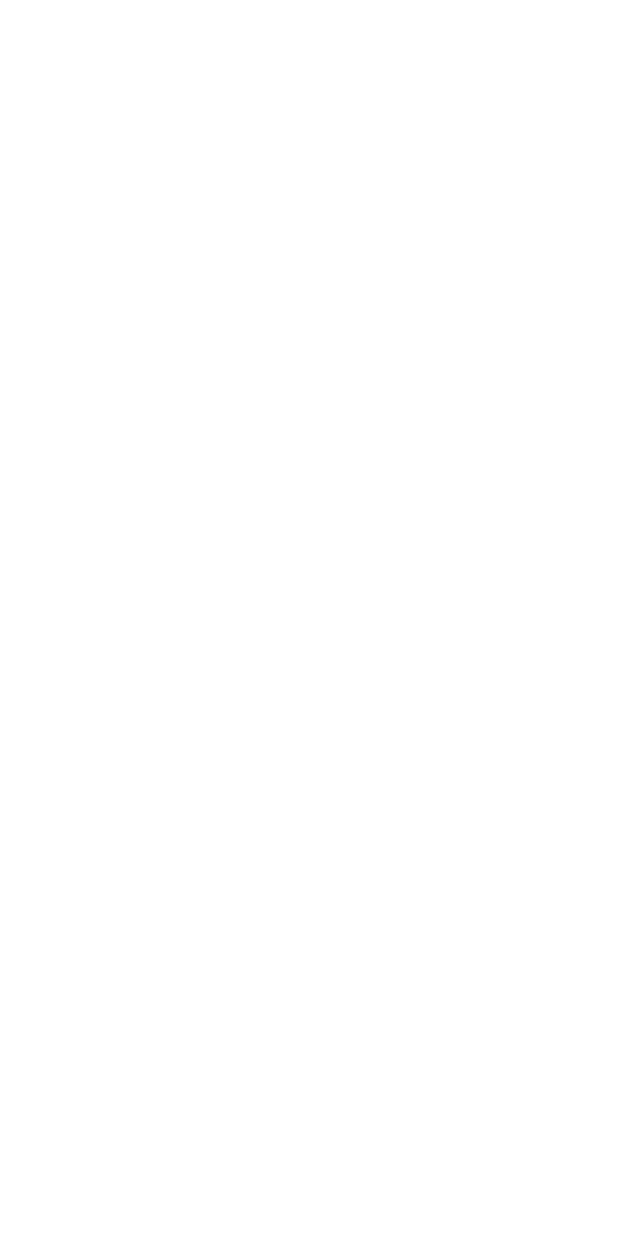
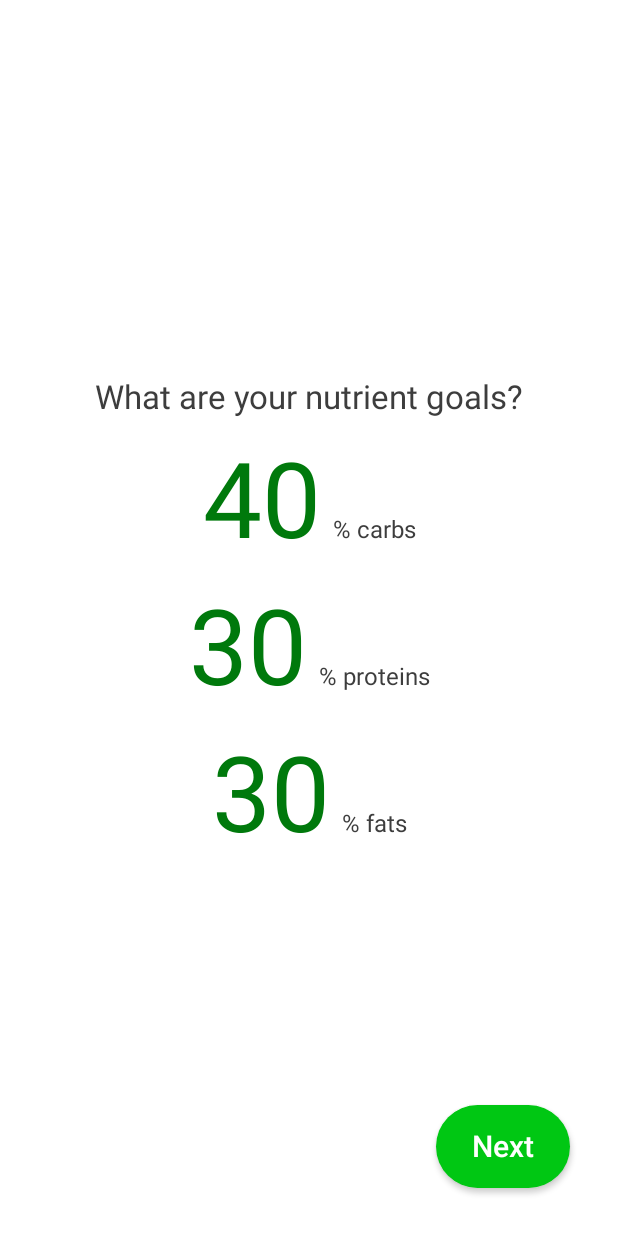
Before and after one commit to AAyar94/CaloryTracker, an Android app built with Jetpack Compose: the NutrientGoalScreen screen opened through its navigation route, on a phone screen of 412 x 824 dp. Before the commit the screen is empty. Run offline under Robolectric (Android 15) with nearby library versions, the light colour scheme and no system bars; our stand-ins replace Dagger/Hilt's generated code.

Commit message:
NutrientGoalScreen impl

```diff
--- a/app/src/main/java/com/aayar94/calorytracker/MainActivity.kt
+++ b/app/src/main/java/com/aayar94/calorytracker/MainActivity.kt
@@ -19,6 +19,7 @@ import com.aayar94.onboard_presentation.age.AgeScreen
 import com.aayar94.onboard_presentation.gender.GenderScreen
 import com.aayar94.onboard_presentation.goal.GoalScreen
 import com.aayar94.onboard_presentation.height.HeightScreen
+import com.aayar94.onboard_presentation.nutrient_goal.NutrientGoalScreen
 import com.aayar94.onboard_presentation.weight.WeightScreen
 import com.aayar94.onboard_presentation.welcome.WelcomeScreen
 import dagger.hilt.android.AndroidEntryPoint
@@ -62,7 +63,10 @@ class MainActivity : ComponentActivity() {
                             )
                         }
                         composable(Route.NUTRIENT_GOAL) {
-
+                            NutrientGoalScreen(
+                                scaffoldState = scaffoldState,
+                                onNavigate = navController::navigate
+                            )
                         }
                         composable(Route.ACTIVITY) {
                             ActivityScreen(onNavigate = navController::navigate)
--- /dev/null
+++ b/onboarding/onboarding_domain/src/main/java/com/aayar94/onboarding_domain/di/OnboardingDomainModule.kt
@@ -0,0 +1,21 @@
+package com.aayar94.onboarding_domain.di
+
+import com.aayar94.onboarding_domain.use_case.ValidateNutrients
+import dagger.Module
+import dagger.Provides
+import dagger.hilt.InstallIn
+import dagger.hilt.android.components.ViewModelComponent
+import dagger.hilt.android.scopes.ViewModelScoped
+import dagger.hilt.components.SingletonComponent
+
+@Module
+@InstallIn(ViewModelComponent::class)
+object OnboardingDomainModule {
+
+    @Provides
+    @ViewModelScoped
+    fun provideValidateNutrientsUseCase(): ValidateNutrients {
+        return ValidateNutrients()
+    }
+
+}
--- /dev/null
+++ b/onboarding/onboarding_presentation/src/main/java/com/aayar94/onboard_presentation/nutrient_goal/NutrientGoalState.kt
@@ -0,0 +1,7 @@
+package com.aayar94.onboard_presentation.nutrient_goal
+
+data class NutrientGoalState(
+    val carbsRatio: String = "40",
+    val proteinRatio: String = "30",
+    val fatRatio: String= "30"
+)
--- /dev/null
+++ b/onboarding/onboarding_presentation/src/main/java/com/aayar94/onboard_presentation/nutrient_goal/NutrientGoalViewModel.kt
@@ -0,0 +1,77 @@
+package com.aayar94.onboard_presentation.nutrient_goal
+
+import androidx.compose.runtime.getValue
+import androidx.compose.runtime.mutableStateOf
+import androidx.compose.runtime.setValue
+import androidx.lifecycle.ViewModel
+import androidx.lifecycle.viewModelScope
+import com.aaayar94.core.domain.preferences.Preferences
+import com.aaayar94.core.domain.use_case.FilterOutDigits
+import com.aaayar94.core.navigation.Route
+import com.aaayar94.core.util.UiEvent
+import com.aayar94.onboarding_domain.use_case.ValidateNutrients
+import dagger.hilt.android.lifecycle.HiltViewModel
+import kotlinx.coroutines.channels.Channel
+import kotlinx.coroutines.flow.receiveAsFlow
+import kotlinx.coroutines.launch
+import javax.inject.Inject
+
+@HiltViewModel
+class NutrientGoalViewModel @Inject constructor(
+    private val preferences: Preferences,
+    private val filterOutDigits: FilterOutDigits,
+    private val validateNutrients: ValidateNutrients
+) : ViewModel() {
+
+    var state by mutableStateOf(NutrientGoalState())
+        private set
+
+    private val _uiEvent = Channel<UiEvent>()
+    val uiEvent = _uiEvent.receiveAsFlow()
+
+    fun onEvent(event: NutrientGoalEvent) {
+        when (event) {
+            is NutrientGoalEvent.OnCarbRatioEnter -> {
+                state = state.copy(
+                    carbsRatio = filterOutDigits(event.ratio)
+                )
+            }
+
+            is NutrientGoalEvent.OnProteinRatioEnter -> {
+                state = state.copy(
+                    proteinRatio = filterOutDigits(event.ratio)
+                )
+            }
+
+            is NutrientGoalEvent.OnFatRatioEnter -> {
+                state = state.copy(
+                    fatRatio = filterOutDigits(event.ratio)
+                )
+            }
+
+            is NutrientGoalEvent.OnNextClick -> {
+                val result = validateNutrients(
+                    carbsRatioText = state.carbsRatio,
+                    proteinRatioText = state.proteinRatio,
+                    fatRatioText = state.fatRatio
+                )
+                when (result) {
+                    is ValidateNutrients.Result.Success -> {
+                        preferences.saveCarbRatio(result.carbsRatio)
+                        preferences.saveProteinRatio(result.proteinRatio)
+                        preferences.saveFatRatio(result.fatRatio)
+                        viewModelScope.launch {
+                            _uiEvent.send(UiEvent.Navigate(Route.TRACKER_OVERVIEW))
+                        }
+                    }
+
+                    is ValidateNutrients.Result.Error -> {
+                        viewModelScope.launch {
+                            _uiEvent.send(UiEvent.ShowSnackbar(result.message))
+                        }
+                    }
+                }
+            }
+        }
+    }
+}
--- /dev/null
+++ b/onboarding/onboarding_presentation/src/main/java/com/aayar94/onboard_presentation/nutrient_goal/NutrientScreen.kt
@@ -0,0 +1,93 @@
+package com.aayar94.onboard_presentation.nutrient_goal
+
+import androidx.compose.foundation.layout.Arrangement
+import androidx.compose.foundation.layout.Box
+import androidx.compose.foundation.layout.Column
+import androidx.compose.foundation.layout.Spacer
+import androidx.compose.foundation.layout.fillMaxSize
+import androidx.compose.foundation.layout.height
+import androidx.compose.foundation.layout.padding
+import androidx.compose.material.MaterialTheme
+import androidx.compose.material.ScaffoldState
+import androidx.compose.material.Text
+import androidx.compose.runtime.Composable
+import androidx.compose.runtime.LaunchedEffect
+import androidx.compose.ui.Alignment
+import androidx.compose.ui.Modifier
+import androidx.compose.ui.platform.LocalContext
+import androidx.compose.ui.res.stringResource
+import androidx.hilt.navigation.compose.hiltViewModel
+import com.aaayar94.core.util.UiEvent
+import com.aayar94.core.R
+import com.aayar94.core_ui.LocalSpacing
+import com.aayar94.onboard_presentation.component.ActionButton
+import com.aayar94.onboard_presentation.component.UnitTextField
+
+@Composable
+fun NutrientGoalScreen(
+    scaffoldState: ScaffoldState,
+    onNavigate: (UiEvent.Navigate) -> Unit,
+    viewModel: NutrientGoalViewModel = hiltViewModel()
+) {
+    val spacing = LocalSpacing.current
+    val context = LocalContext.current
+    LaunchedEffect(key1 = true) {
+        viewModel.uiEvent.collect { event ->
+            when (event) {
+                is UiEvent.Navigate -> onNavigate(event)
+                is UiEvent.ShowSnackbar -> {
+                    scaffoldState.snackbarHostState.showSnackbar(
+                        message = event.message.asString(context = context)
+                    )
+                }
+
+                else -> Unit
+            }
+        }
+    }
+    Box(
+        modifier = Modifier
+            .fillMaxSize()
+            .padding(spacing.spaceLarge)
+    ) {
+        Column(
+            modifier = Modifier.fillMaxSize(),
+            verticalArrangement = Arrangement.Center,
+            horizontalAlignment = Alignment.CenterHorizontally
+        ) {
+            Text(
+                text = stringResource(id = R.string.what_are_your_nutrient_goals),
+                style = MaterialTheme.typography.h3
+            )
+            Spacer(modifier = Modifier.height(spacing.spaceMedium))
+            UnitTextField(
+                value = viewModel.state.carbsRatio,
+                onValueChange = { viewModel.onEvent(NutrientGoalEvent.OnCarbRatioEnter(it)) },
+                unit = stringResource(
+                    id = R.string.percent_carbs
+                )
+            )
+            Spacer(modifier = Modifier.height(spacing.spaceMedium))
+            UnitTextField(
+                value = viewModel.state.proteinRatio,
+                onValueChange = { viewModel.onEvent(NutrientGoalEvent.OnProteinRatioEnter(it)) },
+                unit = stringResource(
+                    id = R.string.percent_proteins
+                )
+            )
+            Spacer(modifier = Modifier.height(spacing.spaceMedium))
+            UnitTextField(
+                value = viewModel.state.fatRatio,
+                onValueChange = { viewModel.onEvent(NutrientGoalEvent.OnFatRatioEnter(it)) },
+                unit = stringResource(
+                    id = R.string.percent_fats
+                )
+            )
+        }
+        ActionButton(
+            text = stringResource(id = R.string.next),
+            onClick = { viewModel.onEvent(NutrientGoalEvent.OnNextClick) },
+            modifier = Modifier.align(Alignment.BottomEnd)
+        )
+    }
+}
```
Also changed, not shown: onboarding/onboarding_domain/src/main/java/com/aayar94/onboarding_domain/use_case/ValidateNutrients.kt (added, +39 -0 lines), onboarding/onboarding_presentation/src/main/java/com/aayar94/onboard_presentation/nutrient_goal/NutrientGoalEvent.kt (added, +10 -0 lines).
